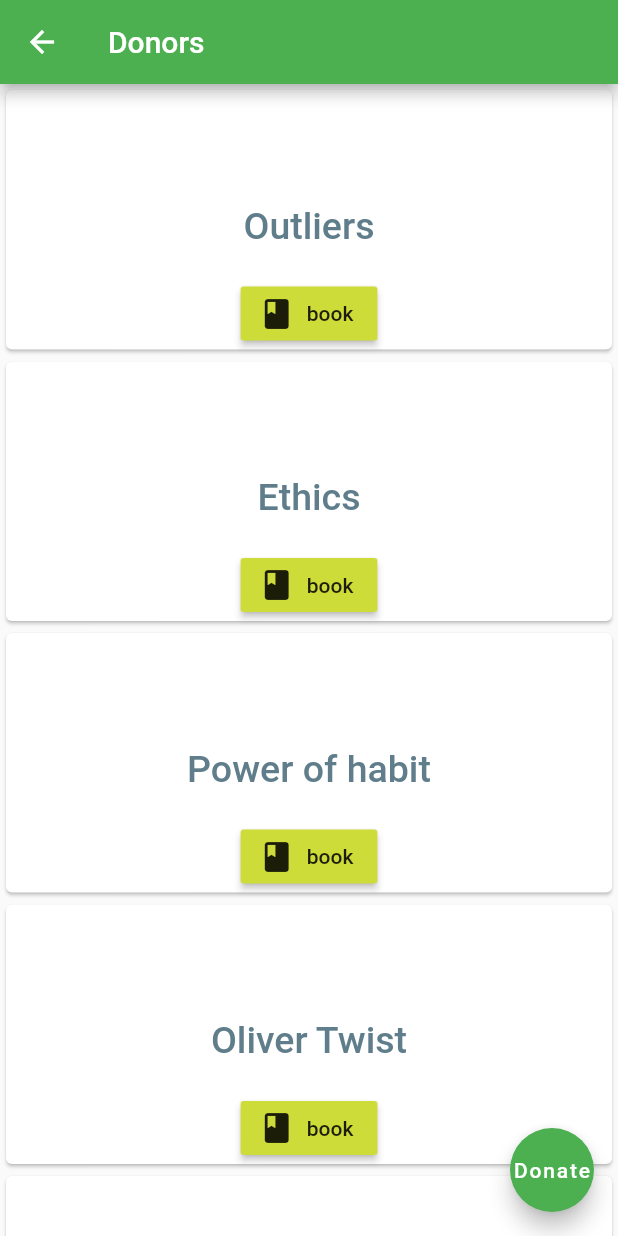
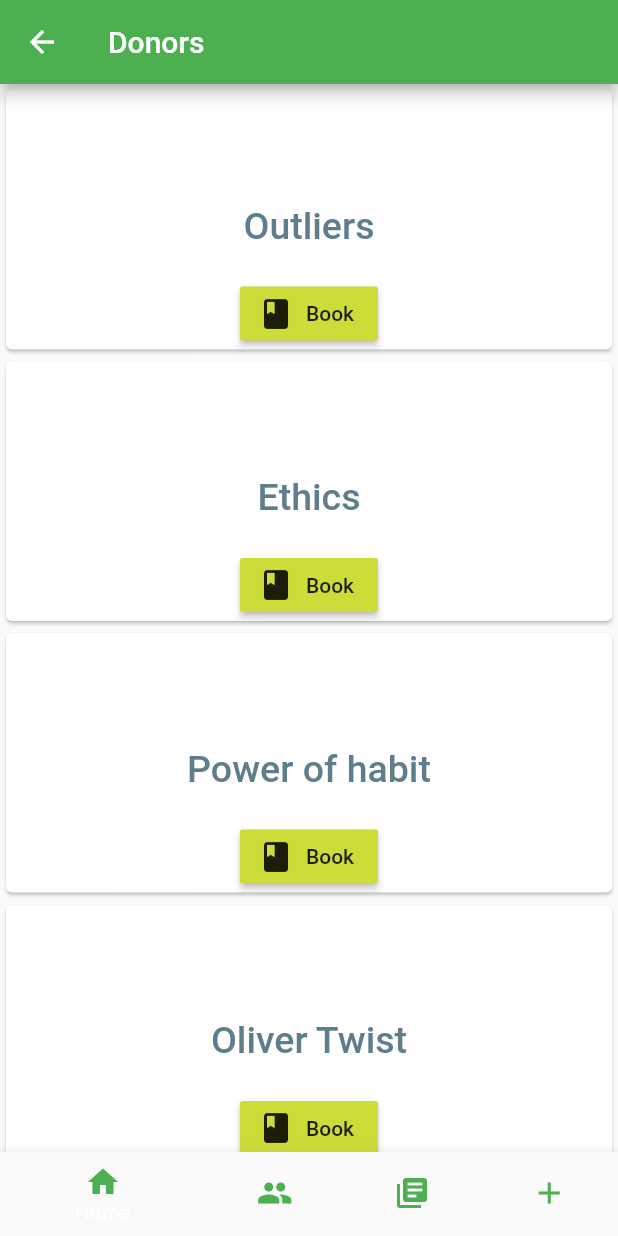
Before and after one commit to 12mohaned/donorate_book, a Flutter app: the HomeApp screen opened directly, on a phone screen of 412 x 824 dp. Run offline on Flutter 3.47's test engine with Material 2 defaults, Android fonts, the phone set to English and light mode, and no system bars; missing offline and left inert: footer; accounts and stored records are empty.

Commit message:
Refactor code

```diff
--- a/lib/Donor/DonorForm.dart
+++ b/lib/Donor/DonorForm.dart
@@ -1,5 +1,9 @@
 import 'package:flutter/material.dart';
 
+/* Returns the donation form to fill when dontaing a book
+
+book name, book info, etc..
+*/
 class MyDonorForm extends StatefulWidget {
   @override
   DonorForm createState() {
--- /dev/null
+++ b/lib/Donor/Donors.dart
@@ -0,0 +1,66 @@
+import 'package:flutter/material.dart';
+import 'package:donorate_book/Model/models.dart';
+
+/* Return the List of available books
+*/
+
+class DonorCard extends StatelessWidget {
+  final Book book;
+  DonorCard(this.book);
+  @override
+  Widget build(BuildContext context) {
+    return Card(
+        child: Column(children: <Widget>[
+      Text(
+        book.name,
+        style: TextStyle(
+            height: 5,
+            fontSize: 25,
+            color: Colors.blueGrey,
+            fontWeight: FontWeight.w500),
+      ),
+      Center(
+          child: (RaisedButton.icon(
+              onPressed: (() {
+                Navigator.push(
+                  context,
+                  MaterialPageRoute(builder: (context) => Booking(book)),
+                );
+              }),
+              icon: Icon(Icons.book),
+              label: Text('Book'),
+              color: Colors.lime)))
+    ]));
+  }
+}
+
+class Booking extends StatelessWidget {
+  final Book book;
+  Booking(this.book);
+  @override
+  Widget build(BuildContext context) {
+    return Scaffold(
+        appBar: AppBar(title: Text(book.name), backgroundColor: Colors.green),
+        body: Center(
+          child: Column(
+            children: [
+              Text(
+                book.info,
+                style: TextStyle(
+                    fontSize: 15,
+                    color: Colors.black45,
+                    fontWeight: FontWeight.w500),
+              ),
+              RaisedButton.icon(
+                  onPressed: (() {}),
+                  icon: Icon(Icons.book),
+                  label: Text('book',
+                      style: TextStyle(
+                        color: Colors.black,
+                      )),
+                  color: Colors.white)
+            ],
+          ),
+        ));
+  }
+}
--- a/lib/Home/home.dart
+++ b/lib/Home/home.dart
@@ -2,82 +2,17 @@
 import 'package:flutter/material.dart';
 import 'package:donorate_book/Model/models.dart';
 import 'package:donorate_book/Donor/DonorForm.dart';
-
-int count = 0;
+import 'package:footer/footer_view.dart';
+import 'package:donorate_book/Donor/Donors.dart';
+import 'package:donorate_book/Shared/footer.dart';
 
 class HomeApp extends StatefulWidget {
   @override
-  Donaters createState() {
-    return Donaters();
+  Home createState() {
+    return Home();
   }
 }
 
-class Booking extends StatelessWidget {
-  final Book book;
-  Booking(this.book);
-  @override
-  Widget build(BuildContext context) {
-    return Scaffold(
-        appBar: AppBar(title: Text(book.name), backgroundColor: Colors.green),
-        body: Center(
-          child: Column(
-            children: [
-              Text(
-                book.info,
-                style: TextStyle(
-                    fontSize: 15,
-                    color: Colors.black,
-                    fontWeight: FontWeight.w500),
-              ),
-              RaisedButton.icon(
-                  onPressed: (() {}),
-                  icon: Icon(Icons.book),
-                  label: Text('book',
-                      style: TextStyle(
-                        color: Colors.black,
-                      )),
-                  color: Colors.white)
-            ],
-          ),
-        ));
-  }
-}
-
-class DonorCard extends StatelessWidget {
-  final Book book;
-  DonorCard(this.book);
-  @override
-  Widget build(BuildContext context) {
-    return Card(
-        child: Column(children: <Widget>[
-      Text(
-        book.name,
-        style: TextStyle(
-            height: 5,
-            fontSize: 25,
-            color: Colors.blueGrey,
-            fontWeight: FontWeight.w500),
-      ),
-      Center(
-          child: (RaisedButton.icon(
-              onPressed: (() {
-                Navigator.push(
-                  context,
-                  MaterialPageRoute(builder: (context) => Booking(book)),
-                );
-              }),
-              icon: Icon(Icons.book),
-              label: Text('book'),
-              color: Colors.lime)))
-    ]));
-  }
-}
-
-increment() {
-  count++;
-}
-
-class Donaters extends State<HomeApp> {
 List<Book> books = [
   Book(
       'Outliers',
@@ -100,43 +35,26 @@
       'The Black Death (also known as the Pestilence, the Great Mortality, or the Plague)[a] was the deadliest pandemic recorded in human history. The Black Death resulted in the deaths of up to 75–200 million[1][2][3][4][5][6] people in Eurasia and North Africa,[7] peaking in Europe from 1347 to 1351. Plague, the disease, was caused by the bacterium Yersinia pestis.[8] The Y. pestis infection most commonly results in bubonic plague, but can also cause septicaemic or pneumonic plagues',
       Category.novel),
 ];
+Widget donor = (ListView.builder(
+    itemCount: books.length,
+    itemBuilder: (BuildContext ctxt, int index) {
+      return DonorCard(books[index]);
+    }));
 
-  Widget donorTemplate(book) {
-    return new DonorCard(book);
-  }
+class Home extends State<HomeApp> {
+  int _currentIndex = 0;
+  final List<Widget> _children = [
+    donor,
+    Text('Hello'),
+    Text('Bello'),
+  ];
 
-  int i = 0;
   @override
   Widget build(BuildContext context) {
     return Scaffold(
       appBar: AppBar(title: Text('Donors'), backgroundColor: Colors.green),
-      body: new ListView.builder(
-          itemCount: books.length,
-          itemBuilder: (BuildContext ctxt, int index) {
-            return donorTemplate(books[index]);
-          }),
-      floatingActionButton: FloatingActionButton(
-        onPressed: () {
-          showDialog(
-              context: context,
-              builder: (BuildContext context) {
-                return AlertDialog(
-                  title: Text("Alert Dialog"),
-                  content: Center(child: (MyDonorForm())),
-                  actions: [
-                    FlatButton(
-                      child: Text("Close"),
-                      onPressed: () {
-                        Navigator.of(context).pop();
-                      },
-                    )
-                  ],
-                );
-              });
-        },
-        child: Text('Donate'),
-        backgroundColor: Colors.green,
-      ),
+      body: _children[_currentIndex],
+      bottomNavigationBar: footer,
     );
   }
 }
--- /dev/null
+++ b/lib/Shared/footer.dart
@@ -0,0 +1,27 @@
+import 'package:flutter/material.dart';
+
+/*
+a Folder with Shared Widgets across the App
+ */
+
+Widget footer = (BottomNavigationBar(
+  backgroundColor: Colors.blue,
+  items: [
+    BottomNavigationBarItem(
+      icon: Icon(Icons.home, color: Colors.green),
+      title: Text('Home', style: TextStyle(color: Colors.black)),
+    ),
+    BottomNavigationBarItem(
+      icon: Icon(Icons.people, color: Colors.green),
+      title: Text('Requests', style: TextStyle(color: Colors.black)),
+    ),
+    BottomNavigationBarItem(
+      icon: Icon(Icons.library_books, color: Colors.green),
+      title: Text('your books', style: TextStyle(color: Colors.black)),
+    ),
+    BottomNavigationBarItem(
+      icon: Icon(Icons.add, color: Colors.green),
+      title: Text('Donate', style: TextStyle(color: Colors.black)),
+    )
+  ],
+));
--- a/pubspec.yaml
+++ b/pubspec.yaml
@@ -23,7 +23,7 @@
 dependencies:
   flutter:
     sdk: flutter
-
+  footer:
 
   # The following adds the Cupertino Icons font to your application.
   # Use with the CupertinoIcons class for iOS style icons.
```
Also changed, not shown: pubspec.lock, 3 other files. Lines whose indentation alone changed are shown as unchanged.
